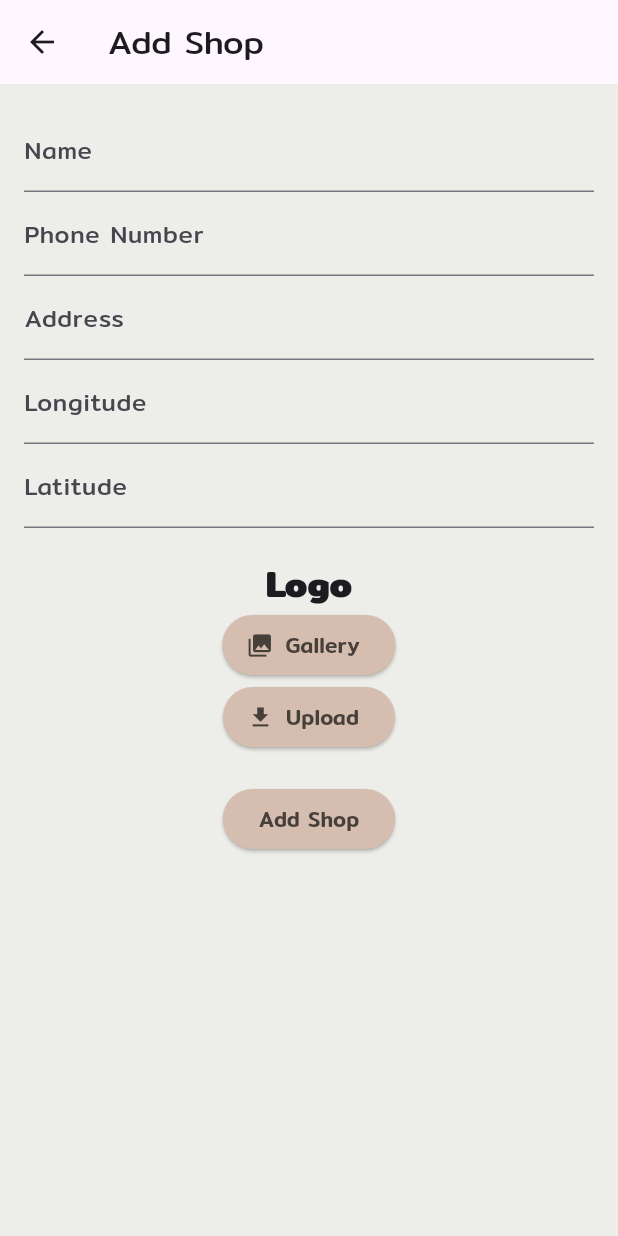
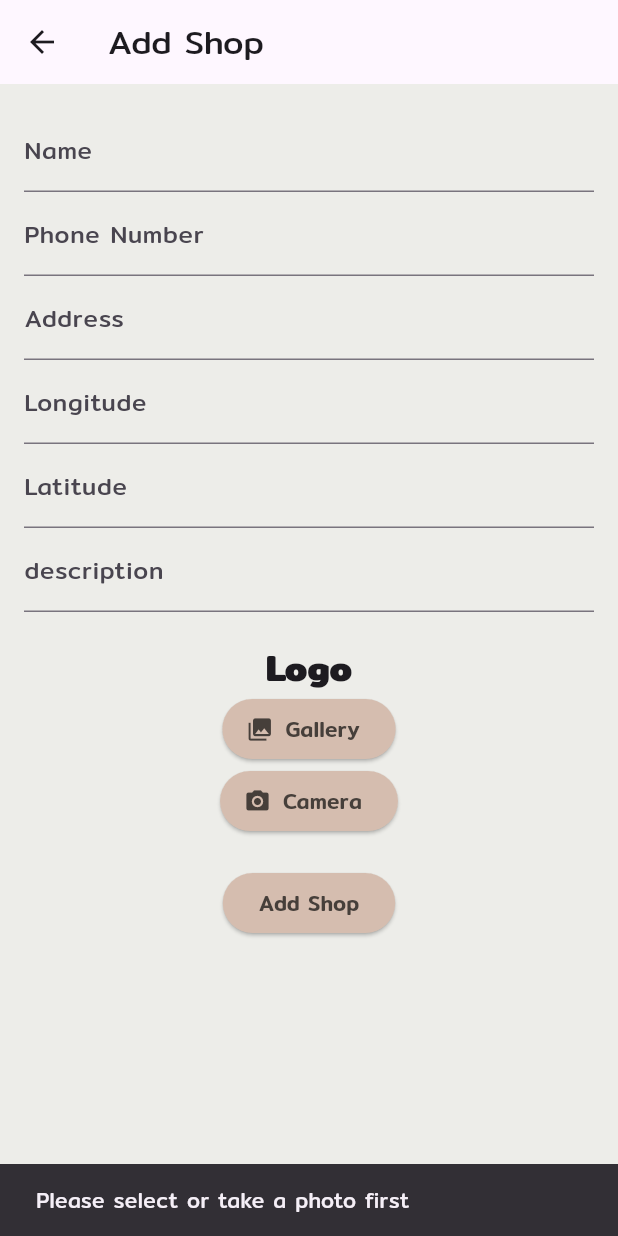
Before and after one commit to fishcantcode/am, a Flutter app: the AddShopScreen screen opened directly, after a tap on "Add Shop", on a phone screen of 412 x 824 dp. Run offline on Flutter 3.47's test engine with Material 3 defaults, Android fonts, the phone set to English and light mode, and no system bars; our stand-ins replace cloud_firestore, file_picker, firebase_auth, firebase_core, firebase_database, firebase_storage and 5 more; accounts and stored records are empty.

Commit message:
camera sensor

```diff
--- a/lib/views/addshop_card.dart
+++ b/lib/views/addshop_card.dart
@@ -3,7 +3,7 @@ import 'package:file_picker/file_picker.dart';
 import 'package:flutter/material.dart';
 import 'package:firebase_storage/firebase_storage.dart';
 import 'package:cloud_firestore/cloud_firestore.dart';
-
+import 'package:image_picker/image_picker.dart';
 import '../utils/colors.dart';
 
 class AddShopScreen extends StatefulWidget {
@@ -19,8 +19,11 @@ class _AddShopScreenState extends State<AddShopScreen> {
   final _address = TextEditingController();
   final _latitude = TextEditingController();
   final _longitude = TextEditingController();
+  final _description = TextEditingController();
+  File? imageFile;
   PlatformFile? pickedFile;
   UploadTask? uploadTask;
+  final _picker = ImagePicker(); // ImagePicker instance to use the camera
   @override
   Widget build(BuildContext context) {
     return Scaffold(
@@ -51,6 +54,10 @@ class _AddShopScreenState extends State<AddShopScreen> {
                 controller: _latitude,
                 decoration: InputDecoration(labelText: "Latitude"),
               ),
+              TextFormField(
+                controller: _description,
+                decoration: InputDecoration(labelText: "description"),
+              ),
 
               SizedBox(height: 20),
 
@@ -67,9 +74,9 @@ class _AddShopScreenState extends State<AddShopScreen> {
                       fontWeight: FontWeight.w600,
                     ),
                   ),
-                  if (pickedFile != null)
+                  if (imageFile  != null)
                     Image.file(
-                      File(pickedFile!.path!),
+                      File(imageFile!.path!),
                       height: 200,
                       width: 200,
                       fit: BoxFit.cover,
@@ -92,11 +99,11 @@ class _AddShopScreenState extends State<AddShopScreen> {
                         backgroundColor: UtilColors.pColor,
                         foregroundColor: UtilColors.tColor,
                       ),
-                      icon: Icon(Icons.download,
+                      icon: Icon(Icons.camera_alt,
                         color: UtilColors.tColor,),
-                      label: Text("Upload"),
+                      label: Text("Camera"),
                       onPressed: () {
-
+                        takePhoto();
                       }
                   ),
                 ],
@@ -127,20 +134,48 @@ class _AddShopScreenState extends State<AddShopScreen> {
       pickedFile = image?.files.first;
     });
   }
+  Future takePhoto() async {
+    final pickedImage = await _picker.pickImage(source: ImageSource.camera);
+    if (pickedImage != null) {
+      setState(() {
+        imageFile = File(pickedImage.path); // Store the captured image
+      });
+    } else {
+      ScaffoldMessenger.of(context).showSnackBar(
+        SnackBar(content: Text("Picture cancelled")),
+      );
+    }
+  }
+
 
   void upload()async {
-    DocumentReference docRef = FirebaseFirestore.instance.collection('shops').doc();
-    String shopId = docRef.id;
-    final path = 'files/${pickedFile!.name}';
-    final file = File(pickedFile!.path!);
+    if (pickedFile == null && imageFile == null) {
+      ScaffoldMessenger.of(context).showSnackBar(
+        SnackBar(content: Text("Please select or take a photo first")),
+      );
+      return;
+    }
+    File? file;
+    String? fileName;
+    if (imageFile != null) {
+      file = imageFile;
+      fileName = 'camera_${DateTime.now().millisecondsSinceEpoch}.jpg';
+    } else {
+      file = File(pickedFile!.path!);
+      fileName = pickedFile!.name;
+    }
+
+    final path = 'files/$fileName';
+    //final file = File(pickedFile!.path!);
     final ref = FirebaseStorage.instance.ref().child(path);
-    ref.putFile(file);
-    uploadTask = ref.putFile(file);
+    uploadTask = ref.putFile(file!);
     final snapshot = await uploadTask!.whenComplete((){
 
     });
     final downloadUrl = await snapshot.ref.getDownloadURL();
     print(downloadUrl);
+    DocumentReference docRef = FirebaseFirestore.instance.collection('shops').doc();
+    String shopId = docRef.id;
     FirebaseFirestore.instance.collection('shops').doc(shopId).set({
       'name': _name.text,
       'phone': int.tryParse(_phone.text),
@@ -148,6 +183,7 @@ class _AddShopScreenState extends State<AddShopScreen> {
       'imageUrl': downloadUrl,
       'latitude': int.tryParse(_latitude.text),
       'longitude': int.tryParse(_longitude.text),
+      'description': _description.text,
     });
     ScaffoldMessenger.of(context).showSnackBar(
       SnackBar(content: Text("Shop Added Successfully!")),
```
Also changed, not shown: 2 other files.
